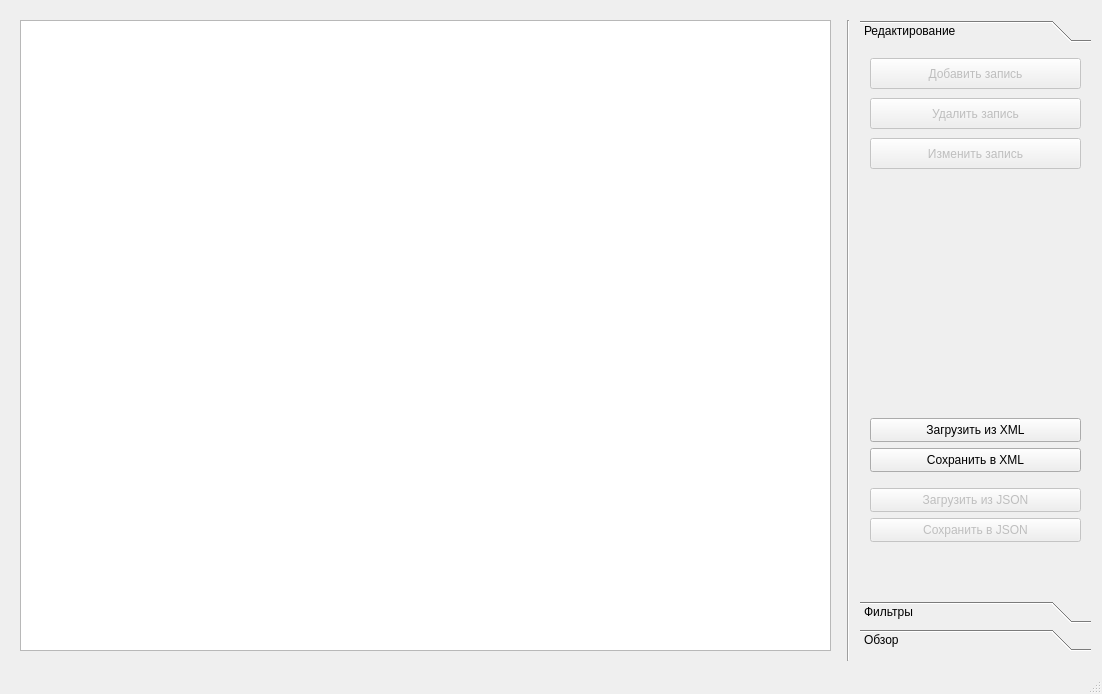
relsa228/MyRin, file MyRin/Forms/indexview.ui: the form before one commit.
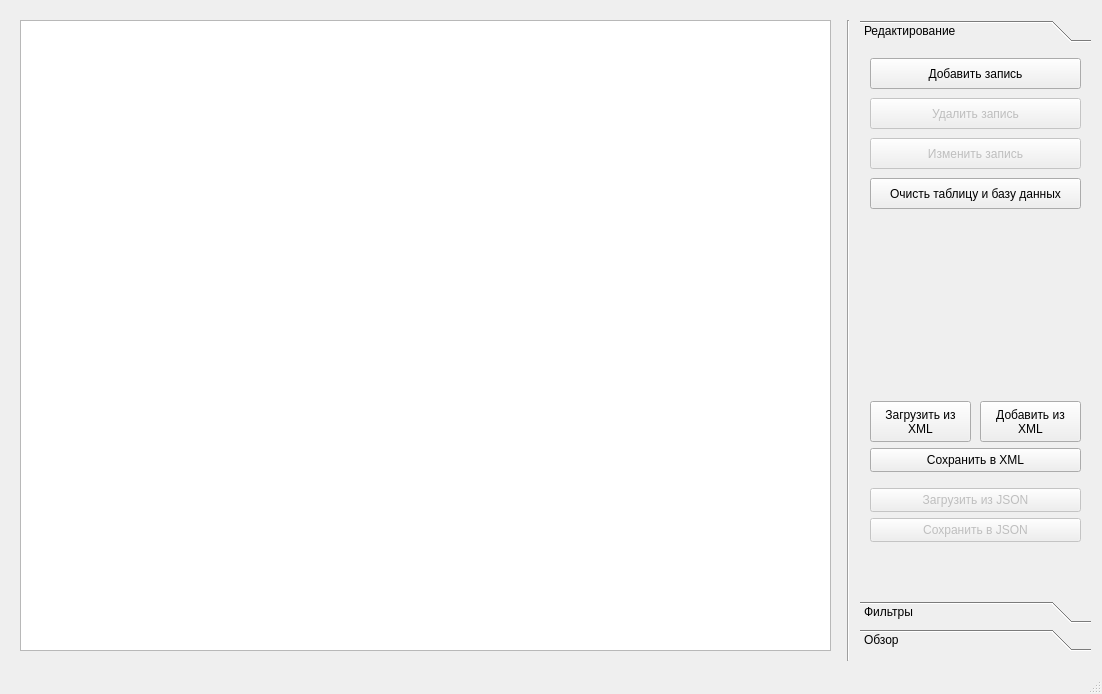
The form after the commit. Icons and pictures are not drawn.

Patch:
```diff
--- a/MyRin/Forms/indexview.ui
+++ b/MyRin/Forms/indexview.ui
@@ -54,17 +54,18 @@
      <attribute name="label">
       <string>Редактирование</string>
      </attribute>
-     <widget class="QPushButton" name="UploadXmlButton">
+     <widget class="QPushButton" name="AddXmlButton">
       <property name="geometry">
        <rect>
-        <x>10</x>
-        <y>370</y>
-        <width>211</width>
-        <height>24</height>
+        <x>120</x>
+        <y>353</y>
+        <width>101</width>
+        <height>41</height>
        </rect>
       </property>
       <property name="text">
-       <string>Загрузить из XML</string>
+       <string>Добавить из 
+XML</string>
       </property>
      </widget>
      <widget class="QPushButton" name="DownloadXmlButton">
@@ -114,7 +115,7 @@
      </widget>
      <widget class="QPushButton" name="AddPerson">
       <property name="enabled">
-       <bool>false</bool>
+       <bool>true</bool>
       </property>
       <property name="geometry">
        <rect>
@@ -160,6 +161,36 @@
        <string>Изменить запись</string>
       </property>
      </widget>
+     <widget class="QPushButton" name="UploadXmlButton">
+      <property name="geometry">
+       <rect>
+        <x>10</x>
+        <y>353</y>
+        <width>101</width>
+        <height>41</height>
+       </rect>
+      </property>
+      <property name="text">
+       <string>Загрузить из 
+XML</string>
+      </property>
+     </widget>
+     <widget class="QPushButton" name="CleanTable">
+      <property name="enabled">
+       <bool>true</bool>
+      </property>
+      <property name="geometry">
+       <rect>
+        <x>10</x>
+        <y>130</y>
+        <width>211</width>
+        <height>31</height>
+       </rect>
+      </property>
+      <property name="text">
+       <string>Очисть таблицу и базу данных</string>
+      </property>
+     </widget>
     </widget>
     <widget class="QWidget" name="filters">
      <property name="geometry">
```
Left out of the diff: 8 changed lines with no effect on the pictures.
